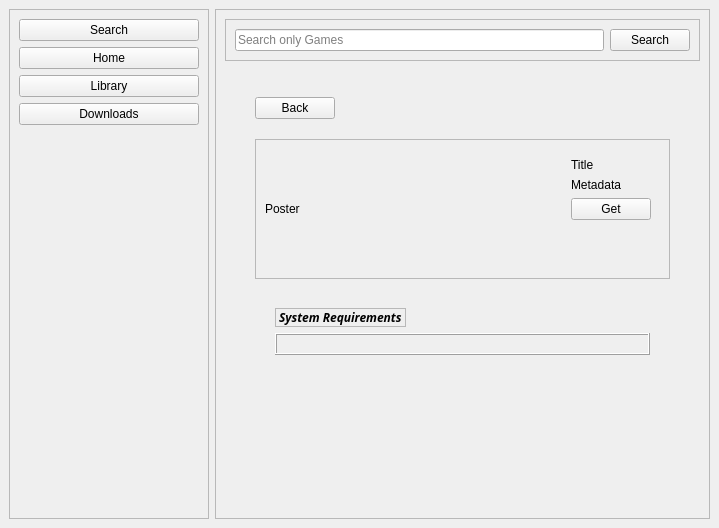
This is ui_design/main_window.ui in EpicDarkGalaxy/GamesYARD as Qt 5 draws it before an edit. The edited form follows.
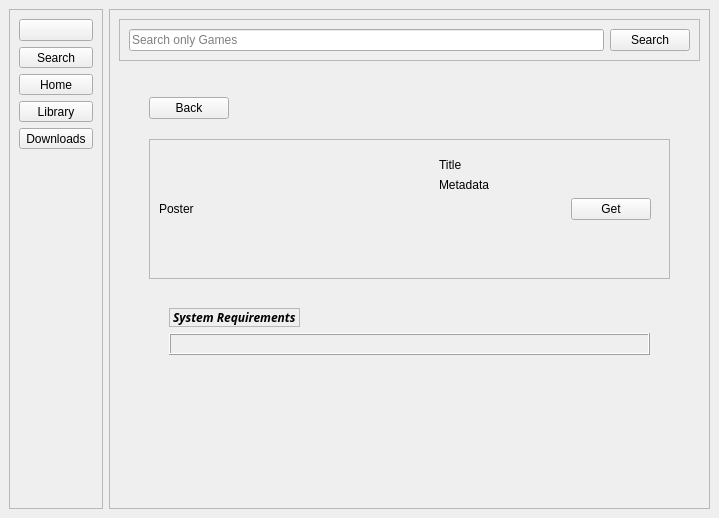
This is the edited form. Icons and pictures are not drawn.

What changed in the file:
```diff
--- a/ui_design/main_window.ui
+++ b/ui_design/main_window.ui
@@ -7,7 +7,7 @@
     <x>0</x>
     <y>0</y>
     <width>719</width>
-    <height>528</height>
+    <height>518</height>
    </rect>
   </property>
   <property name="windowTitle">
@@ -17,9 +17,15 @@
    <layout class="QHBoxLayout" name="horizontalLayout">
     <item>
      <widget class="QFrame" name="side_bar">
+      <property name="sizePolicy">
+       <sizepolicy hsizetype="Fixed" vsizetype="Preferred">
+        <horstretch>0</horstretch>
+        <verstretch>0</verstretch>
+       </sizepolicy>
+      </property>
       <property name="minimumSize">
        <size>
-        <width>200</width>
+        <width>60</width>
         <height>0</height>
        </size>
       </property>
@@ -36,34 +42,101 @@
        <enum>QFrame::Shadow::Raised</enum>
       </property>
       <layout class="QVBoxLayout" name="verticalLayout_2">
+       <item>
+        <widget class="QPushButton" name="btn_toggle">
+         <property name="text">
+          <string/>
+         </property>
+         <property name="icon">
+          <iconset theme="QIcon::ThemeIcon::ListAdd"/>
+         </property>
+        </widget>
+       </item>
        <item>
         <layout class="QVBoxLayout" name="verticalLayout">
          <item>
-          <widget class="QPushButton" name="btn_search">
+          <widget class="QToolButton" name="btn_search">
+           <property name="sizePolicy">
+            <sizepolicy hsizetype="Expanding" vsizetype="Fixed">
+             <horstretch>0</horstretch>
+             <verstretch>0</verstretch>
+            </sizepolicy>
+           </property>
+           <property name="layoutDirection">
+            <enum>Qt::LayoutDirection::LeftToRight</enum>
+           </property>
            <property name="text">
             <string>Search</string>
            </property>
+           <property name="icon">
+            <iconset theme="QIcon::ThemeIcon::EditFind"/>
+           </property>
+           <property name="toolButtonStyle">
+            <enum>Qt::ToolButtonStyle::ToolButtonTextBesideIcon</enum>
+           </property>
+           <property name="autoRaise">
+            <bool>false</bool>
+           </property>
           </widget>
          </item>
          <item>
-          <widget class="QPushButton" name="btn_home">
+          <widget class="QToolButton" name="btn_home">
+           <property name="sizePolicy">
+            <sizepolicy hsizetype="Expanding" vsizetype="Fixed">
+             <horstretch>0</horstretch>
+             <verstretch>0</verstretch>
+            </sizepolicy>
+           </property>
            <property name="text">
             <string>Home</string>
            </property>
+           <property name="icon">
+            <iconset theme="QIcon::ThemeIcon::GoHome"/>
+           </property>
+           <property name="toolButtonStyle">
+            <enum>Qt::ToolButtonStyle::ToolButtonTextBesideIcon</enum>
+           </property>
           </widget>
          </item>
          <item>
-          <widget class="QPushButton" name="btn_library">
+          <widget class="QToolButton" name="btn_library">
+           <property name="sizePolicy">
+            <sizepolicy hsizetype="Expanding" vsizetype="Fixed">
+             <horstretch>0</horstretch>
+             <verstretch>0</verstretch>
+            </sizepolicy>
+           </property>
            <property name="text">
             <string>Library</string>
            </property>
+           <property name="icon">
+            <iconset theme="QIcon::ThemeIcon::InputGaming"/>
+           </property>
+           <property name="toolButtonStyle">
+            <enum>Qt::ToolButtonStyle::ToolButtonTextBesideIcon</enum>
+           </property>
           </widget>
          </item>
          <item>
-          <widget class="QPushButton" name="btn_downloads">
+          <widget class="QToolButton" name="btn_downloads">
+           <property name="sizePolicy">
+            <sizepolicy hsizetype="Expanding" vsizetype="Fixed">
+             <horstretch>0</horstretch>
+             <verstretch>0</verstretch>
+            </sizepolicy>
+           </property>
            <property name="text">
             <string>Downloads</string>
            </property>
+           <property name="icon">
+            <iconset theme="QIcon::ThemeIcon::ObjectRotateRight"/>
+           </property>
+           <property name="popupMode">
+            <enum>QToolButton::ToolButtonPopupMode::DelayedPopup</enum>
+           </property>
+           <property name="toolButtonStyle">
+            <enum>Qt::ToolButtonStyle::ToolButtonTextBesideIcon</enum>
+           </property>
           </widget>
          </item>
          <item>
@@ -95,6 +168,18 @@
       <layout class="QVBoxLayout" name="verticalLayout_3">
        <item>
         <widget class="QFrame" name="header">
+         <property name="sizePolicy">
+          <sizepolicy hsizetype="Preferred" vsizetype="Fixed">
+           <horstretch>0</horstretch>
+           <verstretch>0</verstretch>
+          </sizepolicy>
+         </property>
+         <property name="maximumSize">
+          <size>
+           <width>16777215</width>
+           <height>60</height>
+          </size>
+         </property>
          <property name="frameShape">
           <enum>QFrame::Shape::StyledPanel</enum>
          </property>
@@ -152,8 +237,8 @@
                <rect>
                 <x>0</x>
                 <y>0</y>
-                <width>455</width>
-                <height>419</height>
+                <width>80</width>
+                <height>28</height>
                </rect>
               </property>
               <property name="sizePolicy">
@@ -284,7 +369,7 @@
                   <item>
                    <widget class="QWidget" name="info_area" native="true">
                     <property name="sizePolicy">
-                     <sizepolicy hsizetype="Fixed" vsizetype="Fixed">
+                     <sizepolicy hsizetype="Expanding" vsizetype="Expanding">
                       <horstretch>0</horstretch>
                       <verstretch>0</verstretch>
                      </sizepolicy>
@@ -295,6 +380,9 @@
                        <property name="text">
                         <string>Title</string>
                        </property>
+                       <property name="wordWrap">
+                        <bool>false</bool>
+                       </property>
                       </widget>
                      </item>
                      <item>
@@ -305,11 +393,49 @@
                       </widget>
                      </item>
                      <item>
-                      <widget class="QPushButton" name="btn_get">
-                       <property name="text">
-                        <string>Get</string>
-                       </property>
-                      </widget>
+                      <layout class="QHBoxLayout" name="horizontalLayout_6">
+                       <item>
+                        <spacer name="horizontalSpacer_2">
+                         <property name="orientation">
+                          <enum>Qt::Orientation::Horizontal</enum>
+                         </property>
+                         <property name="sizeType">
+                          <enum>QSizePolicy::Policy::Expanding</enum>
+                         </property>
+                         <property name="sizeHint" stdset="0">
+                          <size>
+                           <width>40</width>
+                           <height>20</height>
+                          </size>
+                         </property>
+                        </spacer>
+                       </item>
+                       <item>
+                        <widget class="QPushButton" name="btn_get">
+                         <property name="sizePolicy">
+                          <sizepolicy hsizetype="Preferred" vsizetype="Fixed">
+                           <horstretch>0</horstretch>
+                           <verstretch>0</verstretch>
+                          </sizepolicy>
+                         </property>
+                         <property name="minimumSize">
+                          <size>
+                           <width>0</width>
+                           <height>0</height>
+                          </size>
+                         </property>
+                         <property name="maximumSize">
+                          <size>
+                           <width>16777215</width>
+                           <height>16777215</height>
+                          </size>
+                         </property>
+                         <property name="text">
+                          <string>Get</string>
+                         </property>
+                        </widget>
+                       </item>
+                      </layout>
                      </item>
                      <item>
                       <spacer name="verticalSpacer_2">
@@ -351,8 +477,8 @@
                  <rect>
                   <x>0</x>
                   <y>0</y>
-                  <width>413</width>
-                  <height>191</height>
+                  <width>491</width>
+                  <height>179</height>
                  </rect>
                 </property>
                 <property name="sizePolicy">
@@ -401,7 +527,7 @@
                    </property>
                    <layout class="QVBoxLayout" name="verticalLayout_9">
                     <item>
-                     <layout class="QGridLayout" name="gridLayout"/>
+                     <layout class="QGridLayout" name="requirments_grid"/>
                     </item>
                    </layout>
                   </widget>
```
